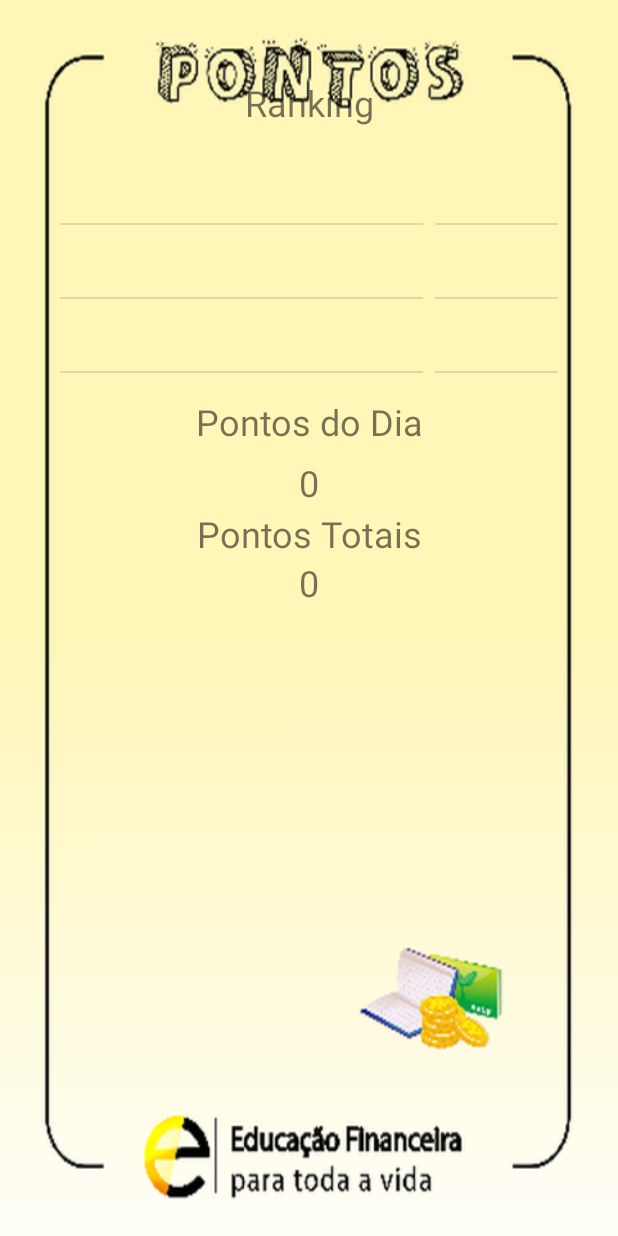
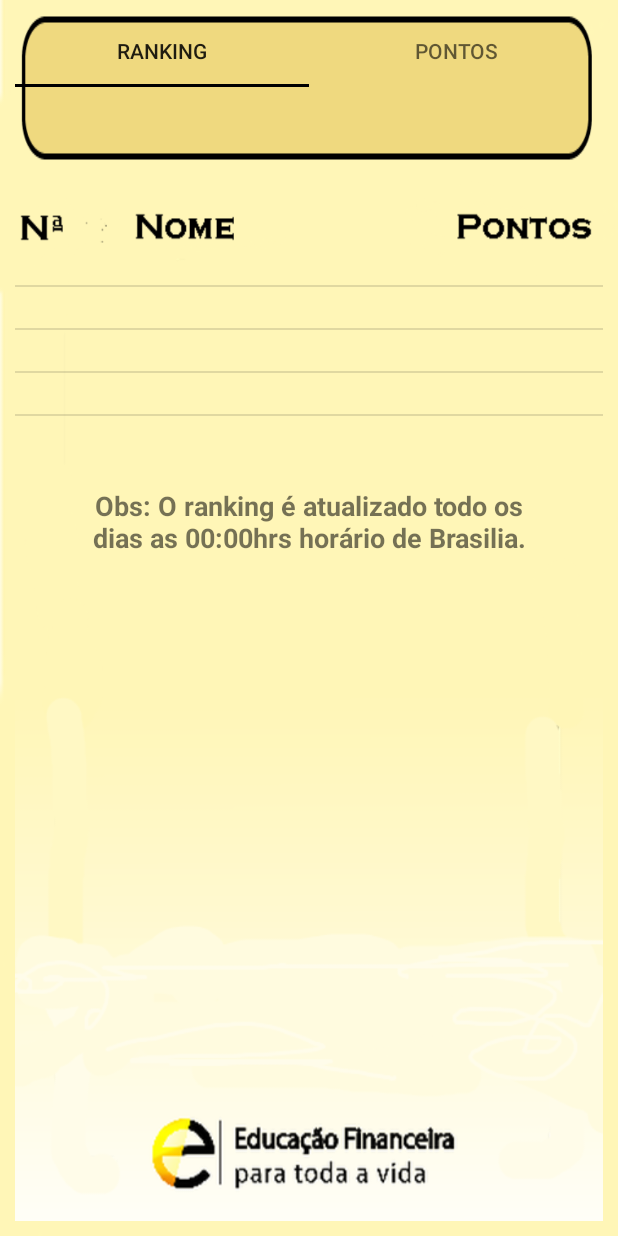
Before and after one commit to allef-brendel/Projeto_OBEF_Android, an Android app: the MenuPontos screen opened directly, with no data from a screen before it, on a phone screen of 412 x 824 dp. Run offline under Robolectric (Android 15) with nearby library versions, the phone set to English and light mode, and no system bars; our stand-ins replace Firebase (no records; nobody signed in at launch, a user with empty details on screens opened directly); 2 statements that could not run were skipped.

Commit message:
Projeto OBEF UFPB

```diff
--- /dev/null
+++ b/app/src/main/java/com/example/obef/AbasAdapter.java
@@ -0,0 +1,41 @@
+package com.example.obef;
+
+import android.support.annotation.Nullable;
+import android.support.v4.app.Fragment;
+import android.support.v4.app.FragmentManager;
+import android.support.v4.app.FragmentPagerAdapter;
+import com.example.obef.Fragments.FragmentPontos;
+import com.example.obef.Fragments.FragmentRanking;
+
+public class AbasAdapter extends FragmentPagerAdapter {
+
+    private String[] mTabTitles;
+
+    public AbasAdapter(FragmentManager fm, String[] tituloAba) {
+        super(fm);
+        this.mTabTitles = tituloAba;
+    }
+
+    @Override
+    public Fragment getItem(int position) {
+        switch (position){
+            case 0:
+                return new FragmentRanking();
+            case 1:
+                return new FragmentPontos();
+            default:
+                return null;
+        }
+    }
+
+    @Override
+    public int getCount() {
+        return this.mTabTitles.length;
+    }
+
+    @Nullable
+    @Override
+    public CharSequence getPageTitle(int position) {
+        return mTabTitles[position];
+    }
+}
--- a/app/src/main/java/com/example/obef/Activity/MenuPontos.java
+++ b/app/src/main/java/com/example/obef/Activity/MenuPontos.java
@@ -2,17 +2,18 @@ package com.example.obef.Activity;
 
 import android.app.ProgressDialog;
 import android.content.Intent;
+import android.service.notification.NotificationListenerService;
 import android.support.annotation.NonNull;
+import android.support.design.widget.TabLayout;
+import android.support.v4.view.ViewPager;
 import android.support.v7.app.AppCompatActivity;
 import android.os.Bundle;
 import android.util.DisplayMetrics;
-import android.view.View;
 import android.widget.ArrayAdapter;
-import android.widget.Button;
-import android.widget.ImageView;
 import android.widget.ListView;
 import android.widget.TextView;
 
+import com.example.obef.AbasAdapter;
 import com.example.obef.Gerenciamento.Gravador;
 import com.example.obef.R;
 import com.google.firebase.database.DataSnapshot;
@@ -38,6 +39,9 @@ public class MenuPontos extends AppCompatActivity {
     DatabaseReference firebase;
     private ProgressDialog pdia;
 
+    private TabLayout mTabLayout;
+    private ViewPager mViewPager;
+
     @Override
     public void onBackPressed(){
         startActivity(new Intent(this,Menu.class));
@@ -51,16 +55,8 @@ public class MenuPontos extends AppCompatActivity {
 
         gravador=new Gravador();
         super.onCreate(savedInstanceState);
-        DisplayMetrics displayMetrics = new DisplayMetrics();
-        getWindowManager().getDefaultDisplay().getMetrics(displayMetrics);
-        int height = displayMetrics.heightPixels;
-        int width = displayMetrics.widthPixels;
 
-        if(width==1080 && height==1920){
-            setContentView(R.layout.layout_1920_pontos);
-        }else{
-            setContentView(R.layout.activity_tela_pontos);
-        }
+        setContentView(R.layout.activity_pontos);
 
         firebase= FirebaseDatabase.getInstance().getReference();
 
@@ -97,14 +93,13 @@ public class MenuPontos extends AppCompatActivity {
                                 cont++;
 
                             }
-                            System.out.println("pontos: "+pontos.get(x)+"\nNome: "+nomeAluno+"\nEscola: "+nomeEscola);
                         }
 
                         ArrayAdapter<String> adapter2 = new ArrayAdapter<String>(getApplicationContext(),android.R.layout.simple_list_item_1, android.R.id.text1, itens2);
-                        listView2.setAdapter(adapter2);
+                        //listView2.setAdapter(adapter2);
 
                         ArrayAdapter<String> adapter = new ArrayAdapter<String>(getApplicationContext(),android.R.layout.simple_list_item_1, android.R.id.text1, itens);
-                        listView.setAdapter(adapter);
+                       // listView.setAdapter(adapter);
 
                         pdia.cancel();
 
@@ -115,7 +110,6 @@ public class MenuPontos extends AppCompatActivity {
 
                     }
                 });
-
             }
 
             @Override
@@ -128,11 +122,11 @@ public class MenuPontos extends AppCompatActivity {
         listView = findViewById(R.id.listViewPontosTotais);
         listView2 = findViewById(R.id.listViewPontos);
 
+        mTabLayout = findViewById(R.id.abas);
+        mViewPager = findViewById(R.id.abas_view_pager);
 
-        viewPontos.setText(""+gravador.lerPontos());
-        viewPontosTotais.setText(""+gravador.lerPontosTotais());
-
+        mViewPager.setAdapter(new AbasAdapter(getSupportFragmentManager(),getResources().getStringArray(R.array.tabs)));
+        mTabLayout.setupWithViewPager(mViewPager);
 
     }
-
 }
--- /dev/null
+++ b/app/src/main/java/com/example/obef/Fragments/FragmentPontos.java
@@ -0,0 +1,34 @@
+package com.example.obef.Fragments;
+
+import android.os.Bundle;
+import android.support.v4.app.Fragment;
+import android.view.Gravity;
+import android.view.LayoutInflater;
+import android.view.View;
+import android.view.ViewGroup;
+import android.widget.TextView;
+
+import com.example.obef.Gerenciamento.Gravador;
+import com.example.obef.R;
+
+public class FragmentPontos extends Fragment {
+
+	private Gravador gravador;
+	private TextView tv;
+	private TextView tv2;
+
+	@Override
+	public View onCreateView(LayoutInflater inflater, ViewGroup container, Bundle savedInstanceState){
+		View view = inflater.inflate(R.layout.layout_frag_pontos, null);
+
+		gravador = new Gravador();
+
+		tv = view.findViewById(R.id.pontosDia);
+		tv2 = view.findViewById(R.id.pontosTotais);
+
+		tv.setText("" + gravador.lerPontos());
+		tv2.setText("" + gravador.lerPontosTotais());
+
+		return(view);
+	}
+}
--- /dev/null
+++ b/app/src/main/java/com/example/obef/Fragments/FragmentRanking.java
@@ -0,0 +1,105 @@
+package com.example.obef.Fragments;
+
+import android.os.Bundle;
+import android.support.annotation.NonNull;
+import android.support.v4.app.Fragment;
+import android.view.LayoutInflater;
+import android.view.View;
+import android.view.ViewGroup;
+import android.widget.ArrayAdapter;
+import android.widget.ListView;
+import android.widget.TextView;
+
+import com.example.obef.R;
+import com.google.firebase.database.DataSnapshot;
+import com.google.firebase.database.DatabaseError;
+import com.google.firebase.database.DatabaseReference;
+import com.google.firebase.database.FirebaseDatabase;
+import com.google.firebase.database.Query;
+import com.google.firebase.database.ValueEventListener;
+
+import java.util.ArrayList;
+import java.util.List;
+
+public class FragmentRanking extends Fragment {
+
+	private TextView tv;
+	DatabaseReference firebase;
+	private ListView listView;
+	private ListView listView2;
+	private ListView listView3;
+
+
+	private String[] itens = {"","","","",""};
+	private String[] itens2 = {"","","","",""};
+	private String[] itens3 = {"","","","",""};
+
+	@Override
+	public View onCreateView(LayoutInflater inflater, ViewGroup container, Bundle savedInstanceState){
+		View view = inflater.inflate(R.layout.layout_frag_ranking, null);
+
+		listView = view.findViewById(R.id.listViewNomes);
+		listView2 = view.findViewById(R.id.listViewScore);
+		listView3 = view.findViewById(R.id.listViewNumeros);
+
+		firebase= FirebaseDatabase.getInstance().getReference();
+
+		//Query que ordena os acertos de todos os alunos cadastrados do maior para o menor.
+		Query query=firebase.child("Acertos").orderByChild("pontos");
+
+		query.addListenerForSingleValueEvent(new ValueEventListener() {
+			@Override
+			public void onDataChange(@NonNull DataSnapshot dataSnapshot) {
+				final List<Integer> pontos=new ArrayList<Integer>();
+				final List<String> ids=new ArrayList<String>();
+				for(DataSnapshot d:dataSnapshot.getChildren()){
+					ids.add(d.getKey());
+					pontos.add(d.child("pontos").getValue(Integer.class));
+				}
+                /*
+                Segundo Listener que pega o id da escola dos alunos e seu nome, assim como também
+                pega o nome do aluno para então mostrar o rank por pontos
+                */
+				firebase.addListenerForSingleValueEvent(new ValueEventListener() {
+					@Override
+					public void onDataChange(@NonNull DataSnapshot dataSnapshot) {
+						int cont=0;
+						for(int x=pontos.size()-1;x>=0;x--){
+							String idEscola=""+dataSnapshot.child("Alunos").child(ids.get(x)).child("idEscola").getValue(Integer.class).toString();
+							String nomeAluno=dataSnapshot.child("Alunos").child(ids.get(x)).child("nome").getValue(String.class);
+							String nomeEscola =dataSnapshot.child("Escolas").child(idEscola).child("nome").getValue(String.class);
+							if(cont<5){
+								itens[cont]=nomeAluno;
+								itens2[cont]=""+pontos.get(x);
+								itens3[cont] = (""+(++cont));
+							}
+						}
+
+						ArrayAdapter<String> adapter = new ArrayAdapter<>(getContext(),R.layout.my_text_size, android.R.id.text1, itens);
+						listView.setAdapter(adapter);
+
+						ArrayAdapter<String> adapter2 = new ArrayAdapter<String>(getContext(),R.layout.my_text_size, android.R.id.text1, itens2);
+						listView2.setAdapter(adapter2);
+
+						ArrayAdapter<String> adapter3 = new ArrayAdapter<String>(getContext(),R.layout.my_text_size, android.R.id.text1, itens3);
+						listView3.setAdapter(adapter3);
+					}
+
+					@Override
+					public void onCancelled(@NonNull DatabaseError databaseError) {
+
+					}
+				});
+			}
+
+			@Override
+			public void onCancelled(@NonNull DatabaseError databaseError) {
+
+			}
+		});
+
+		tv = view.findViewById(R.id.textViewRamking);
+
+		return(view);
+	}
+}
--- /dev/null
+++ b/app/src/main/res/layout/activity_pontos.xml
@@ -0,0 +1,27 @@
+<LinearLayout xmlns:android="http://schemas.android.com/apk/res/android"
+    xmlns:app="http://schemas.android.com/apk/res-auto"
+    android:id="@+id/LinearLayout1"
+    android:layout_width="match_parent"
+    android:layout_height="match_parent"
+    android:orientation="vertical"
+    android:paddingBottom="@dimen/activity_vertical_margin"
+    android:paddingLeft="@dimen/activity_horizontal_margin"
+    android:paddingRight="@dimen/activity_horizontal_margin"
+    android:paddingTop="@dimen/activity_vertical_margin"
+    android:background="@drawable/tela_dialog">
+
+    <android.support.design.widget.TabLayout
+        android:id="@+id/abas"
+        android:layout_width="match_parent"
+        android:layout_height="wrap_content"
+        android:background="@drawable/fundoalternativas"
+        android:paddingBottom="3dp"
+        app:tabGravity="fill"/>
+
+    <android.support.v4.view.ViewPager
+        android:id="@+id/abas_view_pager"
+        android:layout_width="match_parent"
+        android:layout_height="match_parent"
+        android:paddingTop="5dp"/>
+
+</LinearLayout>
--- /dev/null
+++ b/app/src/main/res/layout/layout_frag_ranking.xml
@@ -0,0 +1,49 @@
+<?xml version="1.0" encoding="utf-8"?>
+<LinearLayout xmlns:android="http://schemas.android.com/apk/res/android"
+    xmlns:tools="http://schemas.android.com/tools"
+    android:layout_width="match_parent"
+    android:layout_height="match_parent"
+    android:orientation="vertical"
+    android:background="@drawable/telaranking" >
+
+    <LinearLayout
+        android:layout_width="match_parent"
+        android:layout_height="wrap_content"
+        android:layout_marginTop="50dp"
+        android:orientation="horizontal">
+
+        <ListView
+            android:id="@+id/listViewNumeros"
+            android:layout_width="wrap_content"
+            android:layout_height="wrap_content"
+            android:layout_weight="7"
+            android:textAlignment="center"/>
+
+        <ListView
+            android:id="@+id/listViewNomes"
+            android:layout_width="wrap_content"
+            android:layout_height="wrap_content"
+            android:layout_weight="3" />
+
+        <ListView
+            android:id="@+id/listViewScore"
+            android:layout_width="wrap_content"
+            android:layout_height="wrap_content"
+            android:layout_weight="6"
+            android:textAlignment="center"/>
+
+    </LinearLayout>
+
+    <TextView
+        android:id="@+id/textViewRamking"
+        android:layout_width="wrap_content"
+        android:layout_height="wrap_content"
+        android:text="@string/horario"
+        android:textSize="18dp"
+        android:gravity="center"
+        android:layout_marginLeft="50dp"
+        android:layout_marginRight="50dp"
+        android:layout_marginTop="20dp"
+        android:textStyle="bold"/>
+
+</LinearLayout>
--- /dev/null
+++ b/app/src/main/res/layout/my_text_size.xml
@@ -0,0 +1,6 @@
+<TextView xmlns:android="http://schemas.android.com/apk/res/android"
+    android:id="@android:id/text1"
+    android:layout_width="fill_parent"
+    android:layout_height="wrap_content"
+    android:textColor="@color/black"
+    android:textSize="20dp" />
--- a/app/src/main/res/values/dimens.xml
+++ b/app/src/main/res/values/dimens.xml
@@ -1,3 +1,5 @@
 <resources>
     <dimen name="fab_margin">16dp</dimen>
+    <dimen name="activity_vertical_margin">10dp</dimen>
+    <dimen name="activity_horizontal_margin">10dp</dimen>
 </resources>
--- a/app/src/main/res/values/strings.xml
+++ b/app/src/main/res/values/strings.xml
@@ -7,6 +7,7 @@
     <string name="title_activity_acertou">Acertou</string>
     <string name="menu_de_quest">Menu de Questões</string>
     <string name="justificativa">Justificativa</string>
+    <string name="horario">Obs: O ranking é atualizado todo os dias as 00:00hrs horário de Brasilia.</string>
 
     <string-array name="combobox">
         <item>Escolha sua série escolar</item>
@@ -17,4 +18,9 @@
         <item>1ª, 2ª ou 3ª Ano do ensino médio</item>
     </string-array>
 
+    <string-array name="tabs">
+        <item>Ranking</item>
+        <item>Pontos</item>
+    </string-array>
+
 </resources>
```
Also changed, not shown: app/src/main/java/com/example/obef/AcertouErrou/Acertou.java (deleted, +0 -54 lines), app/src/main/java/com/example/obef/AcertouErrou/Errou.java (deleted, +0 -55 lines), app/src/main/res/layout/layout_frag_pontos.xml (added, +60 -0 lines), app/src/main/res/drawable/espacoembrancopontos.png (added), app/src/main/res/drawable/fundopontos.png (added), app/src/main/res/drawable/telamenu.png (deleted), app/src/main/res/drawable/telapontos.png, app/src/main/res/drawable/telapontos2.png (deleted), app/src/main/res/drawable/telaranking.png (added), app/src/main/res/drawable/telaranking2.png (added).
